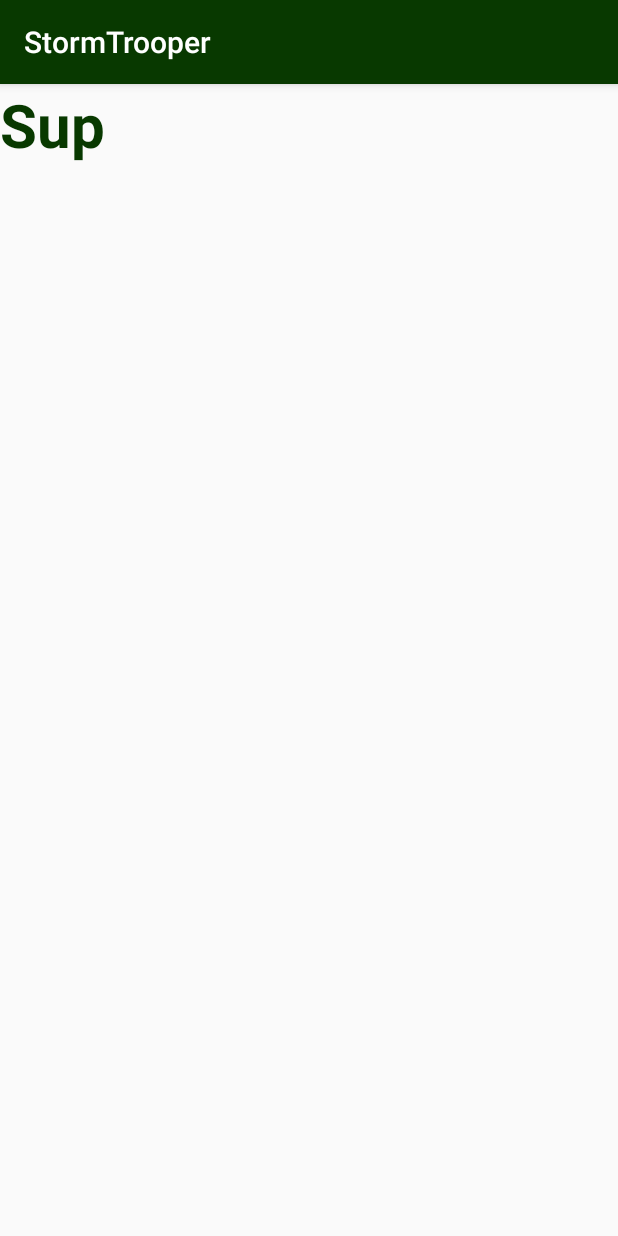
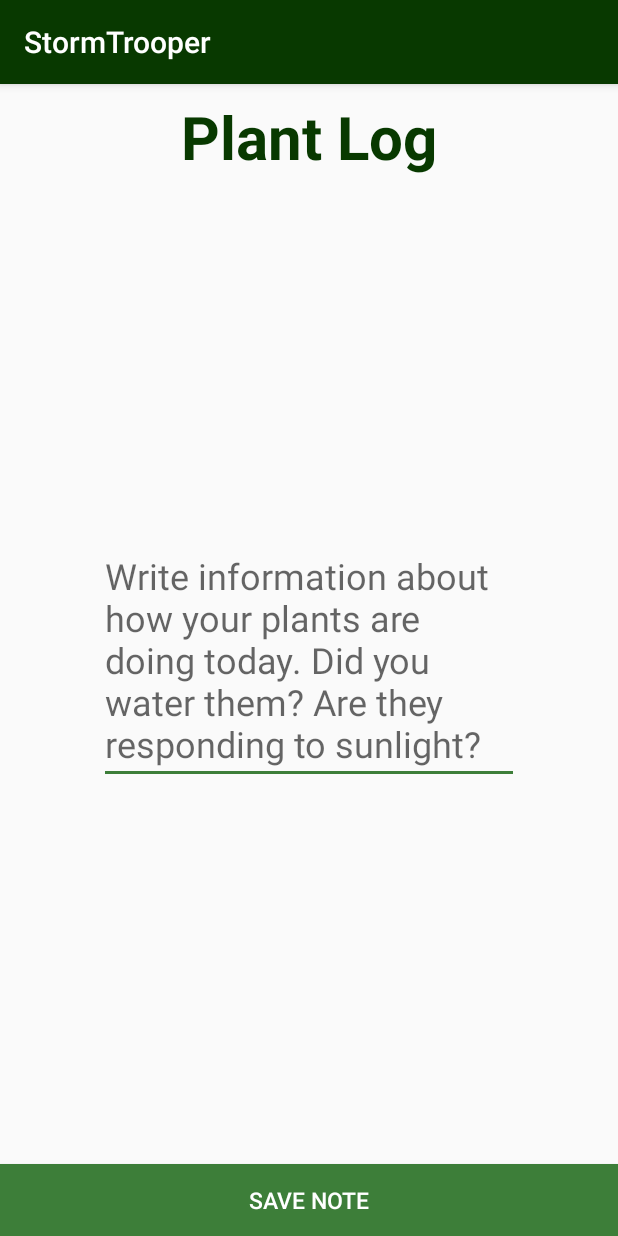
Before and after one commit to katetrahan/StormTrooper, an Android app: the PlantNotesActivity screen opened directly, with no data from a screen before it, on a phone screen of 412 x 824 dp. Run offline under Robolectric (Android 15) with nearby library versions, the phone set to English and light mode, and no system bars; our stand-ins replace ButterKnife, Firebase (no records; nobody signed in at launch, a user with empty details on screens opened directly).

Commit message:
add save note functionality- currently saves note and overrides previous note

```diff
--- a/app/src/main/java/com/example/guest/stormtrooper/Constants.java
+++ b/app/src/main/java/com/example/guest/stormtrooper/Constants.java
@@ -11,4 +11,5 @@ public class Constants {
     public static final String PREFERENCES_LOCATION_KEY = "location";
     public static final String FIREBASE_CHILD_SEARCHED_LOCATION = "searchedLocation";
     public static final String FIREBASE_CHILD_DATES = "dates";
+    public static final String FIREBASE_CHILD_NOTES = "notes";
 }
--- a/app/src/main/java/com/example/guest/stormtrooper/ui/MainActivity.java
+++ b/app/src/main/java/com/example/guest/stormtrooper/ui/MainActivity.java
@@ -36,6 +36,7 @@ public class MainActivity extends AppCompatActivity implements View.OnClickListe
 
     private DatabaseReference mSearchedLocationReference;
     private ValueEventListener mSearchedLocationReferenceListener;
+    private DatabaseReference mNotesReference;
 
 
     @BindView(R.id.findWeatherButton) Button mFindWeatherButton;
@@ -49,6 +50,7 @@ public class MainActivity extends AppCompatActivity implements View.OnClickListe
                 .getInstance()
                 .getReference()
                 .child(Constants.FIREBASE_CHILD_SEARCHED_LOCATION);
+
 
         mSearchedLocationReferenceListener = mSearchedLocationReference.addValueEventListener(new ValueEventListener() {
 
@@ -91,6 +93,7 @@ public class MainActivity extends AppCompatActivity implements View.OnClickListe
 
             saveLocationtoFirebase(location);
 
+
 //            if(!(location).equals("")){
 //                addToSharedPreferences(location);
 //            }
@@ -109,6 +112,7 @@ public class MainActivity extends AppCompatActivity implements View.OnClickListe
         public void saveLocationtoFirebase(String location) {
         mSearchedLocationReference.push().setValue(location);
         }
+
 
 
     @Override
--- a/app/src/main/java/com/example/guest/stormtrooper/ui/PlantNotesActivity.java
+++ b/app/src/main/java/com/example/guest/stormtrooper/ui/PlantNotesActivity.java
@@ -2,14 +2,54 @@ package com.example.guest.stormtrooper.ui;
 
 import android.support.v7.app.AppCompatActivity;
 import android.os.Bundle;
+import android.view.View;
+import android.widget.Button;
+import android.widget.EditText;
 
+import com.example.guest.stormtrooper.Constants;
 import com.example.guest.stormtrooper.R;
+import com.google.firebase.database.DatabaseReference;
+import com.google.firebase.database.FirebaseDatabase;
 
-public class PlantNotesActivity extends AppCompatActivity {
+import butterknife.BindView;
+import butterknife.ButterKnife;
+
+public class PlantNotesActivity extends AppCompatActivity implements View.OnClickListener {
+
+    private DatabaseReference mNotesReference;
+
+    @BindView(R.id.saveNoteButton) Button mSaveNoteButton;
+    @BindView(R.id.editNoteText) EditText mEditNoteText;
 
     @Override
     protected void onCreate(Bundle savedInstanceState) {
+
+        mNotesReference = FirebaseDatabase
+                .getInstance()
+                .getReference()
+                .child(Constants.FIREBASE_CHILD_NOTES);
+
         super.onCreate(savedInstanceState);
         setContentView(R.layout.activity_plant_notes);
+        ButterKnife.bind(this);
+
+        mSaveNoteButton.setOnClickListener(this);
     }
+
+    @Override
+    public void onClick(View v) {
+        if (v == mSaveNoteButton) {
+            String note = mEditNoteText.getText().toString();
+
+            saveNoteToFirebase(note);
+
+
+        }
+
+    }
+
+    public void saveNoteToFirebase(String note) {
+        mNotesReference.setValue(note);
+    }
+
 }
--- a/app/src/main/res/layout/activity_plant_notes.xml
+++ b/app/src/main/res/layout/activity_plant_notes.xml
@@ -1,5 +1,5 @@
 <?xml version="1.0" encoding="utf-8"?>
-<android.support.constraint.ConstraintLayout xmlns:android="http://schemas.android.com/apk/res/android"
+<RelativeLayout xmlns:android="http://schemas.android.com/apk/res/android"
     xmlns:app="http://schemas.android.com/apk/res-auto"
     xmlns:tools="http://schemas.android.com/tools"
     android:layout_width="match_parent"
@@ -16,9 +16,33 @@
         android:layout_alignParentTop="true"
         android:layout_centerHorizontal="true"
         android:layout_marginTop="8dp"
-        android:text="Sup"
+        android:text="Plant Log"
         android:textColor="@color/colorPrimary"
         android:textSize="40sp"
         android:textStyle="bold" />
 
-</android.support.constraint.ConstraintLayout>
+    <EditText
+        android:layout_width="wrap_content"
+        android:layout_height="wrap_content"
+        android:inputType="textMultiLine"
+        android:ems="10"
+        android:layout_centerHorizontal="true"
+        android:layout_centerVertical="true"
+        android:id="@+id/editNoteText"
+        android:hint="Write information about how your plants are doing today. Did you water them? Are they responding to sunlight?"
+        android:textSize="24sp" />
+
+    <Button
+        android:layout_width="match_parent"
+        android:layout_height="wrap_content"
+        android:text="Save Note"
+        android:id="@+id/saveNoteButton"
+        android:layout_alignParentBottom="true"
+        android:background="@color/colorAccent"
+        android:textColor="@color/colorTextIcons"
+        android:textSize="15sp" />
+
+
+
+
+</RelativeLayout>
```
